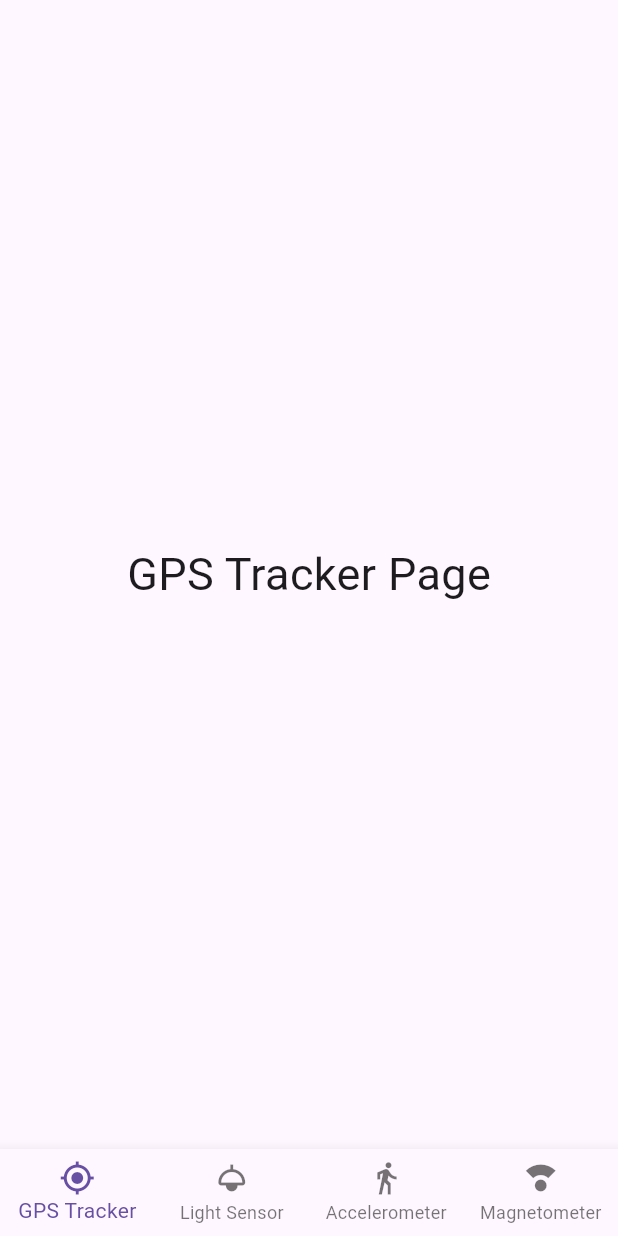
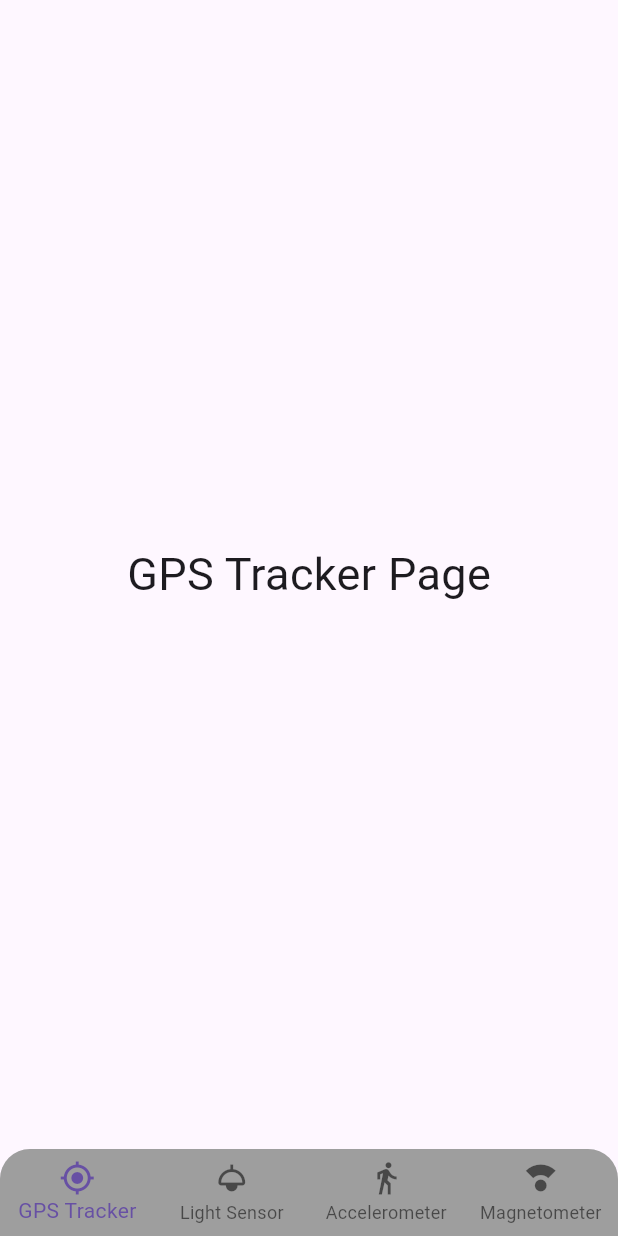
Before and after one commit to JnJuste/SmartHomeMonitoringApp, a Flutter app: the screen it shows after launch, on a phone screen of 412 x 824 dp. Run offline on Flutter 3.47's test engine with Material 3 defaults, Android fonts, the phone set to English and light mode, and no system bars.

Commit message:
Home Page

```diff
--- a/lib/home_Page.dart
+++ b/lib/home_Page.dart
@@ -29,10 +29,16 @@ class _HomePageState extends State<HomePage> {
   Widget build(BuildContext context) {
     return Scaffold(
       body: _pages[_selectedIndex],
-      bottomNavigationBar: BottomNavigationBar(
+      bottomNavigationBar: ClipRRect(
+        borderRadius: const BorderRadius.only(
+          topLeft: Radius.circular(20),
+          topRight: Radius.circular(20),
+        ),
+        child: BottomNavigationBar(
           currentIndex: _selectedIndex,
           onTap: _navigateBottomBar,
           type: BottomNavigationBarType.fixed,
+          backgroundColor: Colors.grey,
           items: const [
             BottomNavigationBarItem(
               icon: Icon(Icons.gps_fixed),
@@ -52,6 +58,7 @@ class _HomePageState extends State<HomePage> {
             ),
           ],
         ),
+      ),
     );
   }
 }
```
Lines whose indentation alone changed are shown as unchanged.
